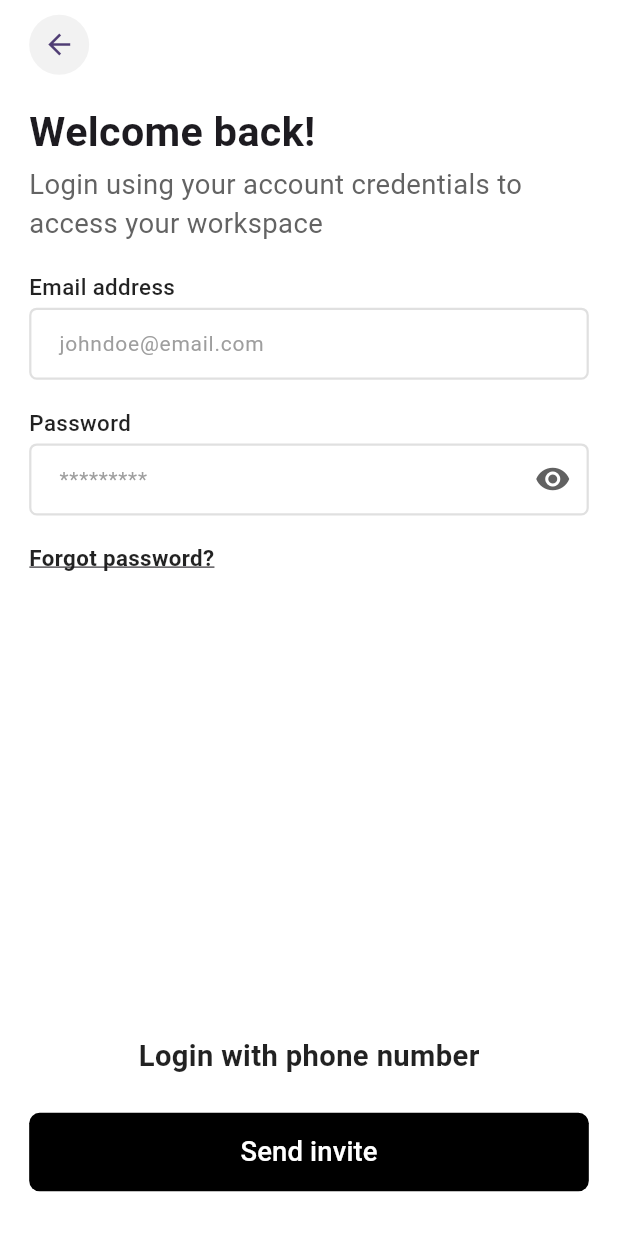
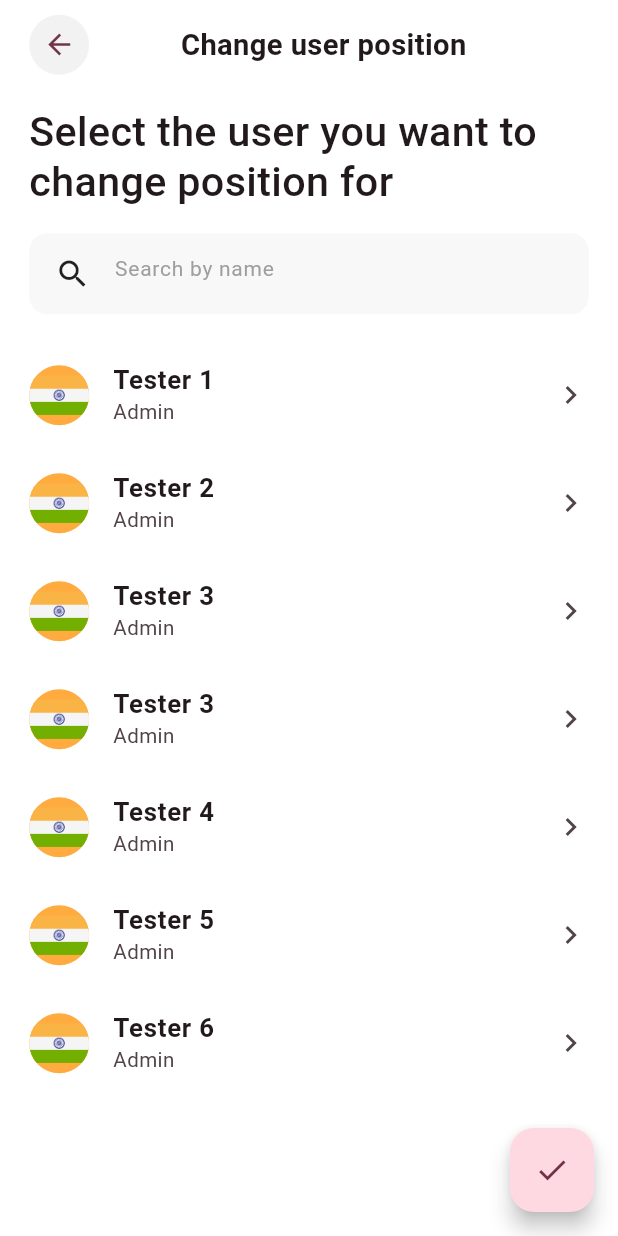
Before and after one commit to nihil-sine-nikhil/assi, a Flutter app: the screen it shows after launch, on a phone screen of 412 x 824 dp. Run offline on Flutter 3.47's test engine with Material 3 defaults, Android fonts, the phone set to English and light mode, and no system bars; our stand-ins replace cloud_firestore, firebase_auth, firebase_core, flutter_screenutil, gap, shared_preferences; accounts and stored records are empty.

Commit message:
- 4th commit

```diff
--- a/lib/main.dart
+++ b/lib/main.dart
@@ -1,4 +1,4 @@
-import 'package:assignment/src/display/screens/login/login_screen.dart';
+import 'package:assignment/src/display/screens/users_list/users_list_screen.dart';
 import 'package:firebase_core/firebase_core.dart';
 import 'package:flutter/material.dart';
 import 'package:flutter/services.dart';
@@ -32,6 +32,7 @@ class MyApp extends StatelessWidget {
             title: 'Assignment',
             debugShowCheckedModeBanner: false,
             theme: ThemeData(
+              primaryColor: Colors.black,
               scaffoldBackgroundColor: Colors.white,
               // appBarTheme: AppBarTheme(
               //   backgroundColor: Colors.white,
@@ -41,7 +42,7 @@ class MyApp extends StatelessWidget {
               //     statusBarIconBrightness: Brightness.dark,
               //   ),
               // ),
-              colorScheme: ColorScheme.fromSeed(seedColor: Colors.deepPurple),
+              colorScheme: ColorScheme.fromSeed(seedColor: Colors.black),
               useMaterial3: true,
               elevatedButtonTheme: ElevatedButtonThemeData(
                 style: ButtonStyle(
@@ -50,7 +51,7 @@ class MyApp extends StatelessWidget {
                 ),
               ),
             ),
-            home: LoginScreen(),
+            home: UsersListScreen(),
           );
         });
   }
--- /dev/null
+++ b/lib/src/display/screens/users_list/users_list_screen.dart
@@ -0,0 +1,221 @@
+import 'package:flutter/material.dart';
+import 'package:flutter_screenutil/flutter_screenutil.dart';
+import 'package:gap/gap.dart';
+
+import '../../../domain/constants/asset_constants.dart';
+
+class UsersListScreen extends StatefulWidget {
+  const UsersListScreen({super.key});
+
+  @override
+  State<UsersListScreen> createState() => _UsersListScreenState();
+}
+
+class _UsersListScreenState extends State<UsersListScreen> {
+  final TextEditingController _searchController = TextEditingController();
+
+  List<UserModel> myData = CustomData.mydata;
+  bool isSelectItem = false;
+  Map<int, bool> selectedItem = {};
+
+  selectAllAtOnceGo() {
+    bool isFalseAvailable = selectedItem.containsValue(false);
+    selectedItem.updateAll((key, value) => isFalseAvailable);
+    setState(() {
+      isSelectItem = selectedItem.containsValue(true);
+    });
+  }
+
+  @override
+  void dispose() {
+    _searchController.dispose();
+    super.dispose();
+  }
+
+  @override
+  Widget build(BuildContext context) {
+    final double screenWidth = MediaQuery.sizeOf(context).width;
+    final double screenNotch = MediaQuery.paddingOf(context).top;
+    return Scaffold(
+      floatingActionButton: FloatingActionButton(
+        onPressed: () {
+          selectAllAtOnceGo();
+        },
+        tooltip: 'Increment',
+        child: const Icon(Icons.check),
+      ),
+      appBar: PreferredSize(
+          preferredSize: Size(screenWidth, 50.h + screenNotch),
+          child: SizedBox(
+            width: screenWidth,
+            height: 50.h + screenNotch,
+            child: Padding(
+              padding: EdgeInsets.only(top: screenNotch, left: 17.w),
+              child: Row(
+                children: [
+                  Expanded(
+                    child: Align(
+                      alignment: Alignment.centerLeft,
+                      child: CircleAvatar(
+                        backgroundColor: Color(0x176e6d6d),
+                        child: IconButton(
+                            onPressed: () => Navigator.pop(context),
+                            icon: const Icon(
+                              Icons.arrow_back,
+                              size: 22,
+                            )),
+                      ),
+                    ),
+                  ),
+                  Text(
+                    'Change user position',
+                    style: TextStyle(
+                      fontWeight: FontWeight.w600,
+                      fontSize: 17.sp,
+                    ),
+                  ),
+                  Spacer(),
+                ],
+              ),
+            ),
+          )),
+      body: ListView(
+        padding: EdgeInsets.symmetric(horizontal: 17.w, vertical: 10.h),
+        children: [
+          Text(
+            'Select the user you want to change position for',
+            style: TextStyle(
+              fontWeight: FontWeight.w500,
+              fontSize: 24.sp,
+              height: 1.2,
+            ),
+          ),
+          Gap(15.h),
+          DecoratedBox(
+            decoration: BoxDecoration(
+                color: Color(0x10949494),
+                borderRadius: BorderRadius.circular(12)),
+            child: Padding(
+              padding: const EdgeInsets.symmetric(horizontal: 5.0, vertical: 3),
+              child: TextField(
+                controller: _searchController,
+                keyboardType: TextInputType.text,
+                textInputAction: TextInputAction.next,
+                cursorColor: Colors.black,
+                decoration: InputDecoration(
+                  prefixIcon: Icon(
+                    Icons.search,
+                    color: Colors.black87,
+                  ),
+                  hintText: 'Search by name',
+                  enabledBorder: InputBorder.none,
+                  focusedBorder: InputBorder.none,
+                  hintStyle: TextStyle(
+                    fontWeight: FontWeight.w400,
+                    color: Colors.grey,
+                    fontSize: 0.017.sh,
+                  ),
+                ),
+              ),
+            ),
+          ),
+          Gap(15.h),
+          ListView.builder(
+              shrinkWrap: true,
+              itemCount: myData.length,
+              physics: NeverScrollableScrollPhysics(),
+              itemBuilder: (BuildContext context, int index) {
+                UserModel data = myData[index];
+                selectedItem?[index] = selectedItem?[index] ?? false;
+                bool? isSelectedData = selectedItem[index];
+
+                return ListTile(
+                  onLongPress: () {
+                    setState(() {
+                      selectedItem[index] = !isSelectedData;
+                      isSelectItem = selectedItem.containsValue(true);
+                    });
+                  },
+                  onTap: () {
+                    if (isSelectItem) {
+                      setState(() {
+                        selectedItem[index] = !isSelectedData;
+                        isSelectItem = selectedItem.containsValue(true);
+                      });
+                    } else {
+                      // Open Detail Page
+                    }
+                  },
+                  contentPadding: EdgeInsets.zero,
+                  title: Text(
+                    data.name,
+                    style: TextStyle(
+                      fontWeight: FontWeight.w600,
+                      fontSize: 15.sp,
+                      height: 1.2,
+                    ),
+                  ),
+                  subtitle: Text(
+                    data.role,
+                    style: TextStyle(
+                      fontWeight: FontWeight.w400,
+                      fontSize: 12.sp,
+                      height: 1.2,
+                    ),
+                  ),
+                  leading: CircleAvatar(
+                    radius: 20,
+                    backgroundColor: Colors.orangeAccent,
+                    backgroundImage: AssetImage(data.profilePic),
+                  ),
+                  trailing: _mainUI(isSelectedData!, data),
+                );
+              })
+        ],
+      ),
+    );
+  }
+
+  Widget _mainUI(bool isSelected, UserModel ourdata) {
+    if (isSelectItem) {
+      return Icon(
+        isSelected ? Icons.check_box : Icons.check_box_outline_blank,
+        color: Theme.of(context).primaryColor,
+      );
+    } else {
+      return Icon(Icons.keyboard_arrow_right);
+    }
+  }
+}
+
+class CustomData {
+  static List<UserModel> mydata = [
+    UserModel(
+        id: 1, name: 'Tester 1', role: 'Admin', profilePic: Assets.icons.india),
+    UserModel(
+        id: 2, name: 'Tester 2', role: 'Admin', profilePic: Assets.icons.india),
+    UserModel(
+        id: 3, name: 'Tester 3', role: 'Admin', profilePic: Assets.icons.india),
+    UserModel(
+        id: 3, name: 'Tester 3', role: 'Admin', profilePic: Assets.icons.india),
+    UserModel(
+        id: 4, name: 'Tester 4', role: 'Admin', profilePic: Assets.icons.india),
+    UserModel(
+        id: 5, name: 'Tester 5', role: 'Admin', profilePic: Assets.icons.india),
+    UserModel(
+        id: 6, name: 'Tester 6', role: 'Admin', profilePic: Assets.icons.india),
+  ];
+}
+
+class UserModel {
+  final int id;
+  final String name;
+  final String role;
+  final String profilePic;
+  const UserModel({
+    required this.id,
+    required this.name,
+    required this.role,
+    required this.profilePic,
+  });
+}
```
